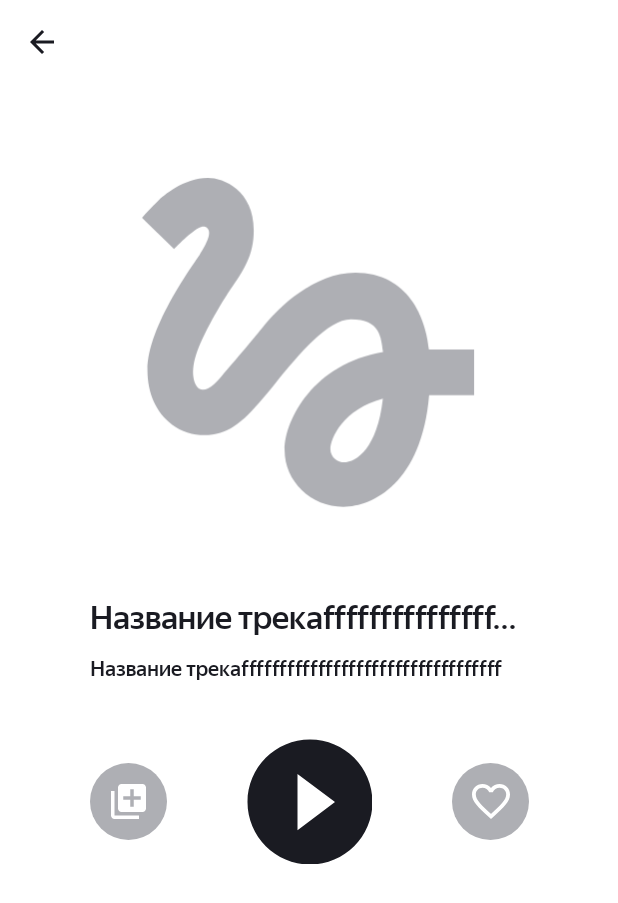
After one commit to RustamFakhrutdinov/PlaylistMaker, an Android app: the layout activity_player.xml on its own in the app's theme, with its tools: preview values and no code run, on a phone screen of 412 x 824 dp. The commit adds this screen. Shown: the top 903 px of the screen. Run offline under Robolectric (Android 15) with nearby library versions, the phone set to English and light mode, and no system bars.

Commit message:
Начал делать 13 спринт: Сверстал экран плееера, кроме описания трека

```diff
--- a/app/build.gradle.kts
+++ b/app/build.gradle.kts
@@ -49,5 +49,7 @@ dependencies {
     implementation("com.squareup.retrofit2:retrofit:2.9.0")
     implementation ("com.squareup.retrofit2:converter-gson:2.9.0")
     implementation("com.google.code.gson:gson:2.10")
+    implementation ("androidx.constraintlayout:constraintlayout:2.0.0")
+
 
 }
--- a/app/src/main/AndroidManifest.xml
+++ b/app/src/main/AndroidManifest.xml
@@ -14,6 +14,9 @@
         android:supportsRtl="true"
         android:theme="@style/Theme.PlaylistMaker"
         tools:targetApi="31">
+        <activity
+            android:name=".PlayerActivity"
+            android:exported="false" />
         <activity
             android:name=".SettingsActivity"
             android:exported="false" />
--- /dev/null
+++ b/app/src/main/java/com/practicum/playlistmaker/PlayerActivity.kt
@@ -0,0 +1,13 @@
+package com.practicum.playlistmaker
+
+import android.os.Bundle
+import androidx.appcompat.app.AppCompatActivity
+
+class PlayerActivity: AppCompatActivity() {
+    override fun onCreate(savedInstanceState: Bundle?) {
+        super.onCreate(savedInstanceState)
+        setContentView(R.layout.activity_player)
+
+
+    }
+}
--- /dev/null
+++ b/app/src/main/res/drawable-night/play.xml
@@ -0,0 +1,9 @@
+<vector xmlns:android="http://schemas.android.com/apk/res/android"
+    android:width="84dp"
+    android:height="84dp"
+    android:viewportWidth="84"
+    android:viewportHeight="84">
+  <path
+      android:pathData="M42,0.333C19,0.333 0.333,19 0.333,42C0.333,65 19,83.667 42,83.667C65,83.667 83.667,65 83.667,42C83.667,19 65,0.333 42,0.333ZM33.667,60.75V23.25L58.667,42L33.667,60.75Z"
+      android:fillColor="@color/white"/>
+</vector>
--- /dev/null
+++ b/app/src/main/res/drawable-night/round_button.xml
@@ -0,0 +1,8 @@
+<?xml version="1.0" encoding="utf-8"?>
+<shape
+    xmlns:android="http://schemas.android.com/apk/res/android"
+    android:shape="oval">
+
+    <solid android:color="@color/white"/>
+
+</shape>
--- /dev/null
+++ b/app/src/main/res/drawable/favorites.xml
@@ -0,0 +1,9 @@
+<vector xmlns:android="http://schemas.android.com/apk/res/android"
+    android:width="25dp"
+    android:height="23dp"
+    android:viewportWidth="25"
+    android:viewportHeight="23">
+  <path
+      android:pathData="M18.125,0C15.95,0 13.863,1.015 12.5,2.62C11.137,1.015 9.05,0 6.875,0C3.025,0 0,3.033 0,6.894C0,11.632 4.25,15.492 10.688,21.358L12.5,23L14.313,21.346C20.75,15.492 25,11.632 25,6.894C25,3.033 21.975,0 18.125,0ZM12.625,19.49L12.5,19.616L12.375,19.49C6.425,14.088 2.5,10.516 2.5,6.894C2.5,4.387 4.375,2.507 6.875,2.507C8.8,2.507 10.675,3.748 11.337,5.465H13.675C14.325,3.748 16.2,2.507 18.125,2.507C20.625,2.507 22.5,4.387 22.5,6.894C22.5,10.516 18.575,14.088 12.625,19.49Z"
+      android:fillColor="#ffffff"/>
+</vector>
--- /dev/null
+++ b/app/src/main/res/drawable/play.xml
@@ -0,0 +1,9 @@
+<vector xmlns:android="http://schemas.android.com/apk/res/android"
+    android:width="84dp"
+    android:height="84dp"
+    android:viewportWidth="84"
+    android:viewportHeight="84">
+  <path
+      android:pathData="M42,0.333C19,0.333 0.333,19 0.333,42C0.333,65 19,83.667 42,83.667C65,83.667 83.667,65 83.667,42C83.667,19 65,0.333 42,0.333ZM33.667,60.75V23.25L58.667,42L33.667,60.75Z"
+      android:fillColor="#1A1B22"/>
+</vector>
--- /dev/null
+++ b/app/src/main/res/drawable/playlist_add.xml
@@ -0,0 +1,9 @@
+<vector xmlns:android="http://schemas.android.com/apk/res/android"
+    android:width="23dp"
+    android:height="23dp"
+    android:viewportWidth="23"
+    android:viewportHeight="23">
+  <path
+      android:pathData="M2.3,4.6H0V20.7C0,21.965 1.035,23 2.3,23H18.4V20.7H2.3V4.6ZM20.7,0H6.9C5.635,0 4.6,1.035 4.6,2.3V16.1C4.6,17.365 5.635,18.4 6.9,18.4H20.7C21.965,18.4 23,17.365 23,16.1V2.3C23,1.035 21.965,0 20.7,0ZM19.55,10.35H14.95V14.95H12.65V10.35H8.05V8.05H12.65V3.45H14.95V8.05H19.55V10.35Z"
+      android:fillColor="#ffffff"/>
+</vector>
--- /dev/null
+++ b/app/src/main/res/drawable/round_button.xml
@@ -0,0 +1,8 @@
+<?xml version="1.0" encoding="utf-8"?>
+<shape
+    xmlns:android="http://schemas.android.com/apk/res/android"
+    android:shape="oval">
+
+    <solid android:color="@color/another_black"/>
+
+</shape>
--- /dev/null
+++ b/app/src/main/res/layout/activity_player.xml
@@ -0,0 +1,111 @@
+<?xml version="1.0" encoding="utf-8"?>
+<androidx.constraintlayout.widget.ConstraintLayout xmlns:android="http://schemas.android.com/apk/res/android"
+    xmlns:app="http://schemas.android.com/apk/res-auto"
+    xmlns:tools="http://schemas.android.com/tools"
+    style="@style/PlayerActivityScreen">
+    <androidx.constraintlayout.widget.Guideline
+        android:id="@+id/leftBorderForTrackName"
+        android:layout_width="wrap_content"
+        android:layout_height="wrap_content"
+        android:orientation="vertical"
+        app:layout_constraintGuide_begin="24dp" />
+    <androidx.constraintlayout.widget.Guideline
+        android:id="@+id/rightBorderForTrackName"
+        android:layout_width="wrap_content"
+        android:layout_height="wrap_content"
+        android:orientation="vertical"
+        app:layout_constraintGuide_end="24dp" />
+
+    <ImageButton
+        android:id="@+id/backButton"
+        style="@style/ArrowBackForPlayer"
+        app:layout_constraintStart_toStartOf="parent"
+        app:layout_constraintTop_toTopOf="parent" />
+
+    <ImageView
+        android:id="@+id/cover"
+        android:layout_width="0dp"
+        android:layout_height="0dp"
+        android:layout_marginTop="30dp"
+        android:scaleType="centerCrop"
+        android:layout_marginBottom="24dp"
+        app:layout_constraintDimensionRatio="1:1"
+        app:layout_constraintEnd_toEndOf="@id/rightBorderForTrackName"
+        app:layout_constraintStart_toStartOf="@id/leftBorderForTrackName"
+        app:layout_constraintTop_toBottomOf="@id/backButton"
+        app:layout_constraintBottom_toTopOf="@id/trackName"
+        app:srcCompat="@drawable/placeholder" />
+
+    <TextView
+        android:id="@+id/trackName"
+        style="@style/TextPlaylist"
+        android:layout_width="wrap_content"
+        android:layout_height="wrap_content"
+        android:layout_marginStart="0dp"
+        android:layout_marginTop="0dp"
+        android:ellipsize="end"
+        android:singleLine="true"
+        app:layout_constrainedWidth="true"
+        android:textSize="22dp"
+        app:layout_constraintStart_toStartOf="@id/cover"
+        app:layout_constraintEnd_toEndOf="@id/cover"
+        app:layout_constraintHorizontal_bias="0.0"
+        app:layout_constraintTop_toTopOf="parent"
+        app:layout_constraintBottom_toBottomOf="parent"
+        tools:text="Название трекаfffffffffffffffffffff"
+        />
+    <TextView
+        android:id="@+id/performerName"
+        style="@style/TextPlaylist"
+        android:layout_width="wrap_content"
+        android:layout_height="wrap_content"
+        android:layout_marginStart="0dp"
+        android:layout_marginTop="12dp"
+        android:ellipsize="end"
+        android:singleLine="true"
+        app:layout_constrainedWidth="true"
+        android:textSize="14dp"
+        app:layout_constraintStart_toStartOf="@id/cover"
+        app:layout_constraintEnd_toEndOf="@id/cover"
+        app:layout_constraintHorizontal_bias="0.0"
+        app:layout_constraintTop_toBottomOf="@id/trackName"
+        tools:text="Название трекаffffffffffffffffffffffffffffffffff"
+        />
+
+    <ImageButton
+        android:id="@+id/playlistButton"
+        android:layout_width="51dp"
+        android:layout_height="51dp"
+        android:layout_marginTop="54dp"
+        android:background="@drawable/round_button"
+        android:backgroundTint="@color/icon_grey"
+        android:src="@drawable/playlist_add"
+        app:layout_constraintStart_toStartOf="@id/cover"
+        app:layout_constraintHorizontal_chainStyle="spread_inside"
+        app:layout_constraintEnd_toStartOf="@+id/playButton"
+        app:layout_constraintTop_toBottomOf="@id/performerName"/>
+
+    <ImageButton
+        style="@style/PlayButton"
+        android:id="@+id/playButton"
+        android:layout_width="83.33dp"
+        android:layout_height="83.33dp"
+        android:layout_marginTop="38.33dp"
+        android:src="@drawable/play"
+        app:layout_constraintStart_toEndOf="@id/playlistButton"
+        app:layout_constraintEnd_toStartOf="@id/favoritesButton"
+        app:layout_constraintTop_toBottomOf="@id/performerName"/>
+    <ImageButton
+        android:id="@+id/favoritesButton"
+        android:layout_width="51dp"
+        android:layout_height="51dp"
+        android:layout_marginTop="54dp"
+        android:background="@drawable/round_button"
+        android:backgroundTint="@color/icon_grey"
+        android:src="@drawable/favorites"
+        app:layout_constraintStart_toEndOf="@id/playButton"
+        app:layout_constraintEnd_toEndOf="@id/cover"
+        app:layout_constraintTop_toBottomOf="@id/performerName"/>
+
+
+</androidx.constraintlayout.widget.ConstraintLayout>
--- a/app/src/main/res/values-night/styles.xml
+++ b/app/src/main/res/values-night/styles.xml
@@ -210,4 +210,30 @@
         <item name="android:backgroundTint">@color/white</item>
         <item name="android:textColor">@color/another_black</item>
     </style>
+
+    <style name="ArrowBackForPlayer">
+        <item name="android:layout_width">48dp</item>
+        <item name="android:layout_height">48dp</item>
+        <item name="android:layout_marginStart">4dp</item>
+        <item name="android:layout_marginTop">4dp</item>
+        <item name="android:backgroundTint">@color/another_black</item>
+        <item name="android:drawableTint">@color/black</item>
+        <item name="srcCompat">@drawable/arrow_back</item>
+        <item name="tint">@color/white</item>
+    </style>
+
+    <style name="PlayerActivityScreen">
+        <item name="android:layout_width">match_parent</item>
+        <item name="android:layout_height">match_parent</item>
+        <item name="android:background">@color/another_black</item>
+    </style>
+
+    <style name="TextPlaylist">
+        <item name="android:textColor">@color/white</item>
+        <item name="android:fontFamily">@font/ys_display_medium</item>
+    </style>
+
+    <style name="PlayButton">
+        <item name="android:backgroundTint">@color/another_black</item>
+    </style>
 </resources>
--- a/app/src/main/res/values/styles.xml
+++ b/app/src/main/res/values/styles.xml
@@ -224,10 +224,33 @@
         <item name="android:textColor">@color/white</item>
     </style>
 
+    <style name="ArrowBackForPlayer">
+        <item name="android:layout_width">48dp</item>
+        <item name="android:layout_height">48dp</item>
+        <item name="android:layout_marginStart">4dp</item>
+        <item name="android:layout_marginTop">4dp</item>
+        <item name="android:backgroundTint">@color/white</item>
+        <item name="android:drawableTint">@color/black</item>
+        <item name="srcCompat">@drawable/arrow_back</item>
+        <item name="tint">@color/another_black</item>
+    </style>
 
+    <style name="PlayerActivityScreen">
+        <item name="android:layout_width">match_parent</item>
+        <item name="android:layout_height">match_parent</item>
+        <item name="android:background">@color/white</item>
+    </style>
 
+    <style name="TextPlaylist">
+        <item name="android:textColor">@color/another_black</item>
+        <item name="android:fontFamily">@font/ys_display_medium</item>
+    </style>
 
+    <style name="PlayButton">
+        <item name="android:backgroundTint">@color/white</item>
+    </style>
 
+    android:backgroundTint="@color/white"
 
 
 
```
